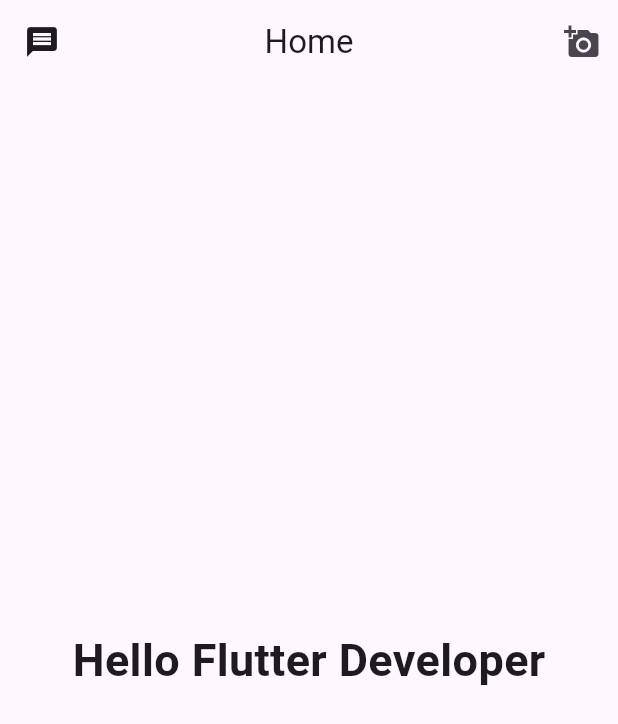
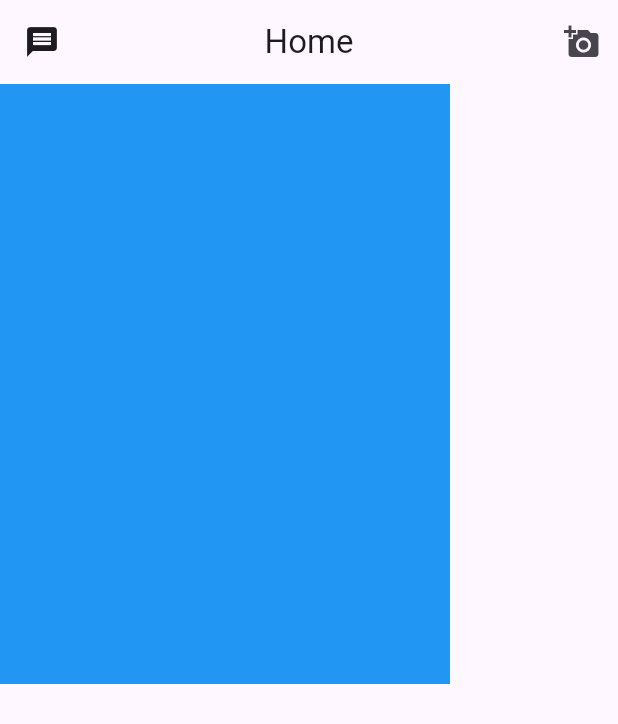
Before and after one commit to engektiar/FlutterFastApp, a Flutter app: the screen it shows after launch, on a phone screen of 412 x 824 dp. Shown: the top 724 px of the screen. Run offline on Flutter 3.47's test engine with Material 3 defaults, Android fonts, the light colour scheme and no system bars.

Commit message:
container add and height wighe add kora hoisa

```diff
--- a/lib/main.dart
+++ b/lib/main.dart
@@ -10,7 +10,8 @@ void main(){
    Widget build(BuildContext context) {
      return MaterialApp(
        debugShowCheckedModeBanner: false,
-       home: Scaffold(
+       home: SafeArea(
+         child: Scaffold(
          appBar: AppBar(
            title: Text("Home"),
            centerTitle:true ,
@@ -25,10 +26,13 @@ void main(){
            ],
 
          ),
-         body: Center(
-           child: Text("Hello Flutter Developer",style: TextStyle(fontSize: 30,fontWeight: FontWeight.bold),),
-         ),
+        body: Container(
+          width: 300,
+          height: 400,
+            color: Colors.blue,
+        ),
        ),
+     ),
      );
    }
  }
```
